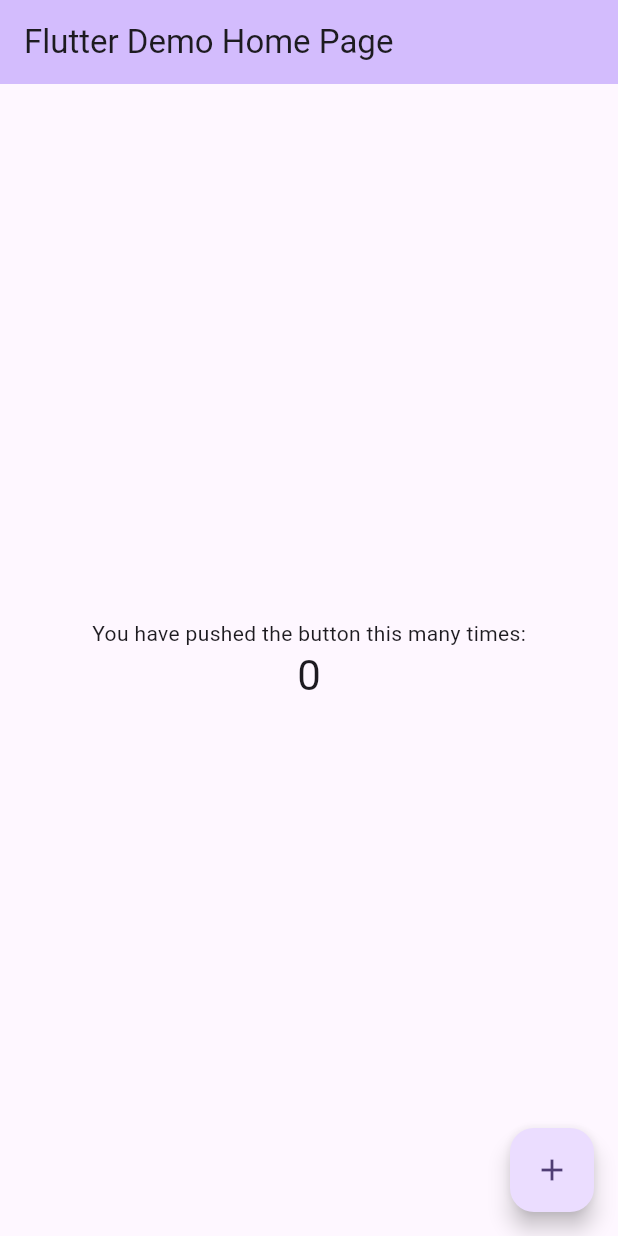
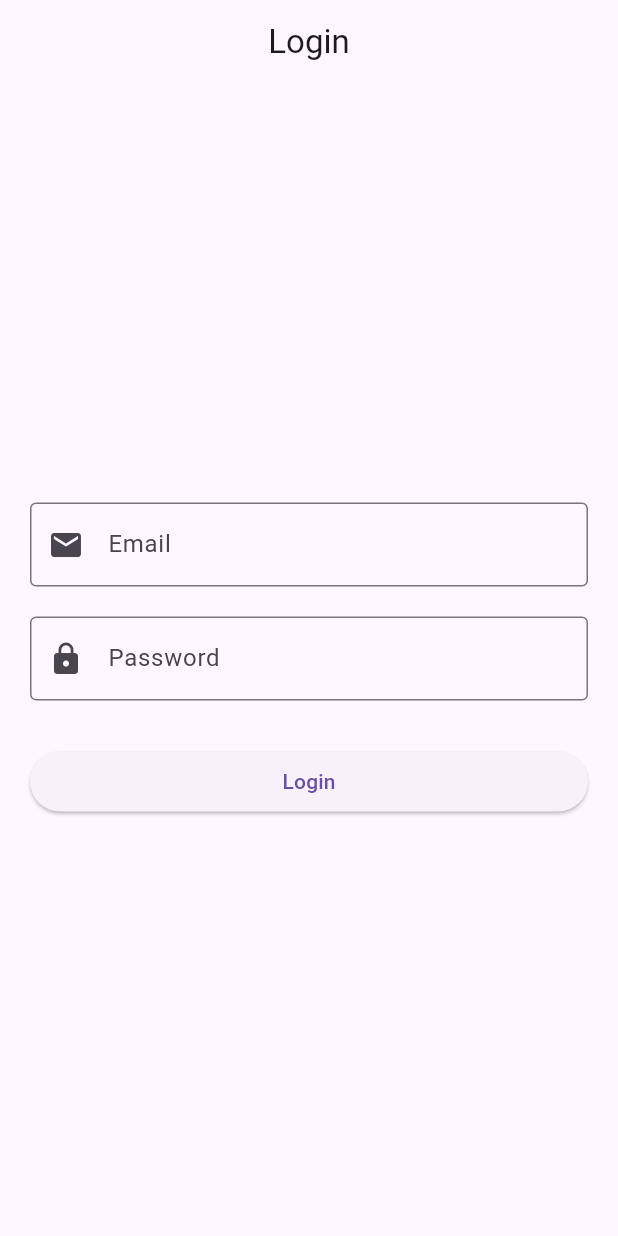
Before and after one commit to khoa20061702/2025_2026_2_3_LTTBDD_N01_Nhom_15, a Flutter app: the screen it shows after launch, on a phone screen of 412 x 824 dp. Run offline on Flutter 3.47's test engine with Material 3 defaults, Android fonts, the phone set to English and light mode, and no system bars.

Commit message:
themman hinh dang nhap

```diff
--- /dev/null
+++ b/lib/Screens/login_screen.dart
@@ -0,0 +1,52 @@
+import 'package:flutter/material.dart';
+
+class LoginScreen extends StatefulWidget {
+  const LoginScreen({super.key});
+
+  @override
+  State<LoginScreen> createState() => _LoginScreenState();
+}
+
+class _LoginScreenState extends State<LoginScreen> {
+  @override
+  Widget build(BuildContext context) {
+    return Scaffold(
+      appBar: AppBar(
+        title: const Text('Login'),
+        centerTitle: true,
+      ),
+      body: Padding(
+        padding: const EdgeInsets.all(20),
+        child: Column(
+          mainAxisAlignment: MainAxisAlignment.center,
+          children: [
+            TextField(
+              decoration: InputDecoration(
+                labelText: 'Email',
+                border: OutlineInputBorder(),
+                prefixIcon: Icon(Icons.email),
+              ),
+            ),
+            SizedBox(height: 20),
+            TextField(
+              obscureText: true,
+              decoration: InputDecoration(
+                labelText: 'Password',
+                border: OutlineInputBorder(),
+                prefixIcon: Icon(Icons.lock),
+              ),
+            ),
+            SizedBox(height: 30),
+            SizedBox(
+              width: double.infinity,
+              child: ElevatedButton(
+                onPressed: () {},
+                child: Text('Login'),
+              ),
+            ),
+          ],
+        ),
+      ),
+    );
+  }
+}
--- a/lib/main.dart
+++ b/lib/main.dart
@@ -1,4 +1,5 @@
 import 'package:flutter/material.dart';
+import 'screens/login_screen.dart';
 
 void main() {
   runApp(const MyApp());
@@ -7,116 +8,12 @@
 class MyApp extends StatelessWidget {
   const MyApp({super.key});
 
-  // This widget is the root of your application.
   @override
   Widget build(BuildContext context) {
     return MaterialApp(
-      title: 'Flutter Demo',
-      theme: ThemeData(
-        // This is the theme of your application.
-        //
-        // TRY THIS: Try running your application with "flutter run". You'll see
-        // the application has a purple toolbar. Then, without quitting the app,
-        // try changing the seedColor in the colorScheme below to Colors.green
-        // and then invoke "hot reload" (save your changes or press the "hot
-        // reload" button in a Flutter-supported IDE, or press "r" if you used
-        // the command line to start the app).
-        //
-        // Notice that the counter didn't reset back to zero; the application
-        // state is not lost during the reload. To reset the state, use hot
-        // restart instead.
-        //
-        // This works for code too, not just values: Most code changes can be
-        // tested with just a hot reload.
-        colorScheme: .fromSeed(seedColor: Colors.deepPurple),
-      ),
-      home: const MyHomePage(title: 'Flutter Demo Home Page'),
+      debugShowCheckedModeBanner: false,
+      home: const LoginScreen(),
+
     );
   }
 }
-
-class MyHomePage extends StatefulWidget {
-  const MyHomePage({super.key, required this.title});
-
-  // This widget is the home page of your application. It is stateful, meaning
-  // that it has a State object (defined below) that contains fields that affect
-  // how it looks.
-
-  // This class is the configuration for the state. It holds the values (in this
-  // case the title) provided by the parent (in this case the App widget) and
-  // used by the build method of the State. Fields in a Widget subclass are
-  // always marked "final".
-
-  final String title;
-
-  @override
-  State<MyHomePage> createState() => _MyHomePageState();
-}
-
-class _MyHomePageState extends State<MyHomePage> {
-  int _counter = 0;
-
-  void _incrementCounter() {
-    setState(() {
-      // This call to setState tells the Flutter framework that something has
-      // changed in this State, which causes it to rerun the build method below
-      // so that the display can reflect the updated values. If we changed
-      // _counter without calling setState(), then the build method would not be
-      // called again, and so nothing would appear to happen.
-      _counter++;
-    });
-  }
-
-  @override
-  Widget build(BuildContext context) {
-    // This method is rerun every time setState is called, for instance as done
-    // by the _incrementCounter method above.
-    //
-    // The Flutter framework has been optimized to make rerunning build methods
-    // fast, so that you can just rebuild anything that needs updating rather
-    // than having to individually change instances of widgets.
-    return Scaffold(
-      appBar: AppBar(
-        // TRY THIS: Try changing the color here to a specific color (to
-        // Colors.amber, perhaps?) and trigger a hot reload to see the AppBar
-        // change color while the other colors stay the same.
-        backgroundColor: Theme.of(context).colorScheme.inversePrimary,
-        // Here we take the value from the MyHomePage object that was created by
-        // the App.build method, and use it to set our appbar title.
-        title: Text(widget.title),
-      ),
-      body: Center(
-        // Center is a layout widget. It takes a single child and positions it
-        // in the middle of the parent.
-        child: Column(
-          // Column is also a layout widget. It takes a list of children and
-          // arranges them vertically. By default, it sizes itself to fit its
-          // children horizontally, and tries to be as tall as its parent.
-          //
-          // Column has various properties to control how it sizes itself and
-          // how it positions its children. Here we use mainAxisAlignment to
-          // center the children vertically; the main axis here is the vertical
-          // axis because Columns are vertical (the cross axis would be
-          // horizontal).
-          //
-          // TRY THIS: Invoke "debug painting" (choose the "Toggle Debug Paint"
-          // action in the IDE, or press "p" in the console), to see the
-          // wireframe for each widget.
-          mainAxisAlignment: .center,
-          children: [
-            const Text('You have pushed the button this many times:'),
-            Text(
-              '$_counter',
-              style: Theme.of(context).textTheme.headlineMedium,
-            ),
-          ],
-        ),
-      ),
-      floatingActionButton: FloatingActionButton(
-        onPressed: _incrementCounter,
-        tooltip: 'Increment',
-        child: const Icon(Icons.add),
-      ),
-    );
-  }
-}
```
